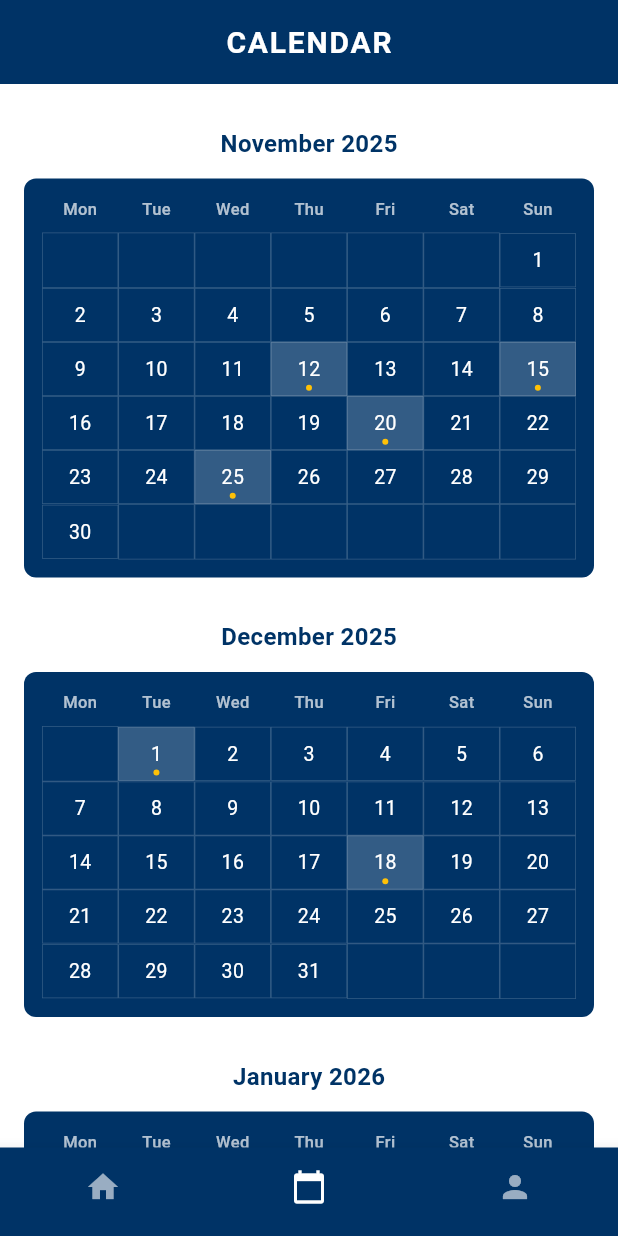
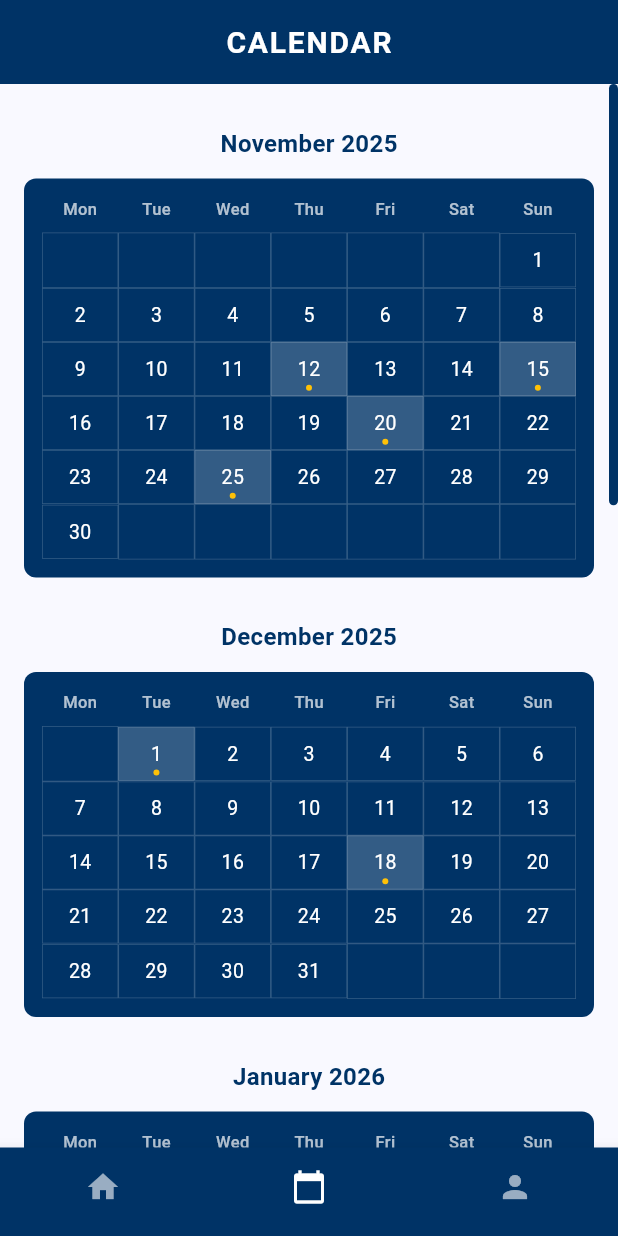
Before and after one commit to abdallahalhomsi/SU-Learning-Companion, a Flutter app: the CalendarScreen screen opened by its route, on a phone screen of 412 x 824 dp. Run offline on Flutter 3.47's test engine with Material 3 defaults, Android fonts, the phone set to English and light mode, and no system bars; our stand-ins replace go_router.

Commit message:
Update calendar_screen.dart
Added scroll bar

```diff
--- a/lib/features/calendar/calendar_screen.dart
+++ b/lib/features/calendar/calendar_screen.dart
@@ -17,11 +17,18 @@ class _CalendarScreenState extends State<CalendarScreen> {
   final CoursesRepo _coursesRepo = FakeCoursesRepo();
   List<CourseEvent> _allEvents = [];
   bool _isLoading = true;
+  final ScrollController _scrollController = ScrollController();
 
   @override
   void initState() {
     super.initState();
     _loadEvents();
+  }
+
+  @override
+  void dispose() {
+    _scrollController.dispose();
+    super.dispose();
   }
 
   Future<void> _loadEvents() async {
@@ -47,8 +54,8 @@ class _CalendarScreenState extends State<CalendarScreen> {
 
   @override
   Widget build(BuildContext context) {
-    return Scaffold(
-      backgroundColor: Colors.white,
+    return AppScaffold(
+      currentIndex: 1,
       appBar: AppBar(
         backgroundColor: const Color(0xFF003366),
         title: const Text(
@@ -64,7 +71,19 @@ class _CalendarScreenState extends State<CalendarScreen> {
       ),
       body: _isLoading
           ? const Center(child: CircularProgressIndicator())
-          : SingleChildScrollView(
+          : Theme(
+        data: Theme.of(context).copyWith(
+          scrollbarTheme: const ScrollbarThemeData(
+            thumbColor: WidgetStatePropertyAll(Color(0xFF003366)),
+            thickness: WidgetStatePropertyAll(6.0),
+            radius: Radius.circular(10),
+          ),
+        ),
+        child: Scrollbar(
+          controller: _scrollController,
+          thumbVisibility: true,
+          child: SingleChildScrollView(
+            controller: _scrollController,
             child: Column(
               children: [
                 const SizedBox(height: 16),
@@ -74,41 +93,7 @@ class _CalendarScreenState extends State<CalendarScreen> {
               ],
             ),
           ),
-      bottomNavigationBar: BottomNavigationBar(
-        currentIndex: 1,
-        backgroundColor: const Color(0xFF003366),
-        selectedItemColor: Colors.white,
-        unselectedItemColor: Colors.white60,
-        type: BottomNavigationBarType.fixed,
-        showSelectedLabels: false,
-        showUnselectedLabels: false,
-        onTap: (index) {
-          switch (index) {
-            case 0:
-              context.go('/');
-              break;
-            case 1:
-            // Already on calendar
-              break;
-            case 2:
-              context.go('/profile');
-              break;
-          }
-        },
-        items: const [
-          BottomNavigationBarItem(
-            icon: Icon(Icons.home),
-            label: '',
         ),
-          BottomNavigationBarItem(
-            icon: Icon(Icons.calendar_today),
-            label: '',
-          ),
-          BottomNavigationBarItem(
-            icon: Icon(Icons.person),
-            label: '',
-          ),
-        ],
       ),
     );
   }
```
Lines whose indentation alone changed are shown as unchanged.
